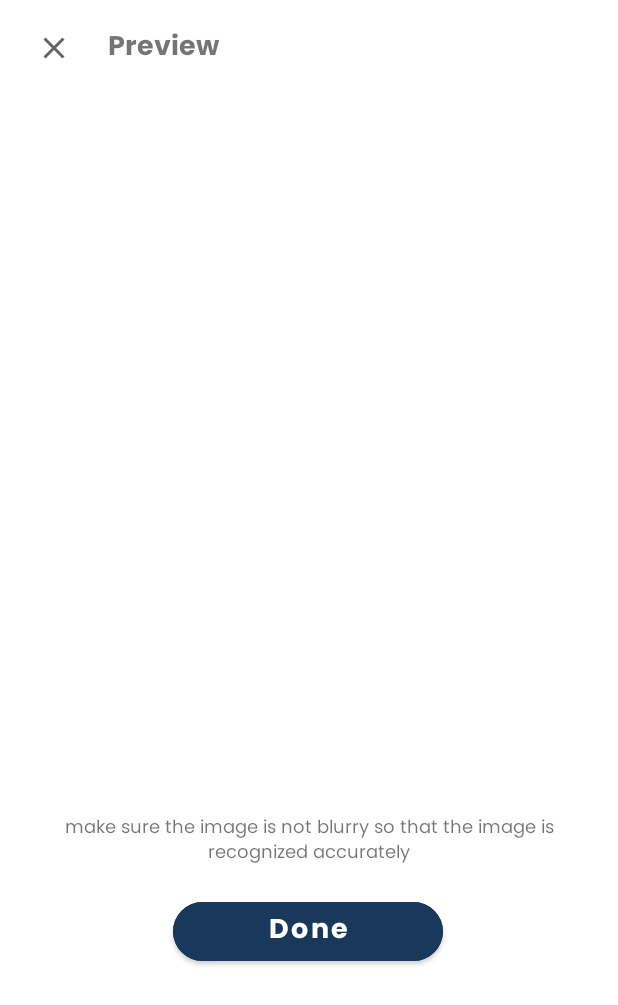
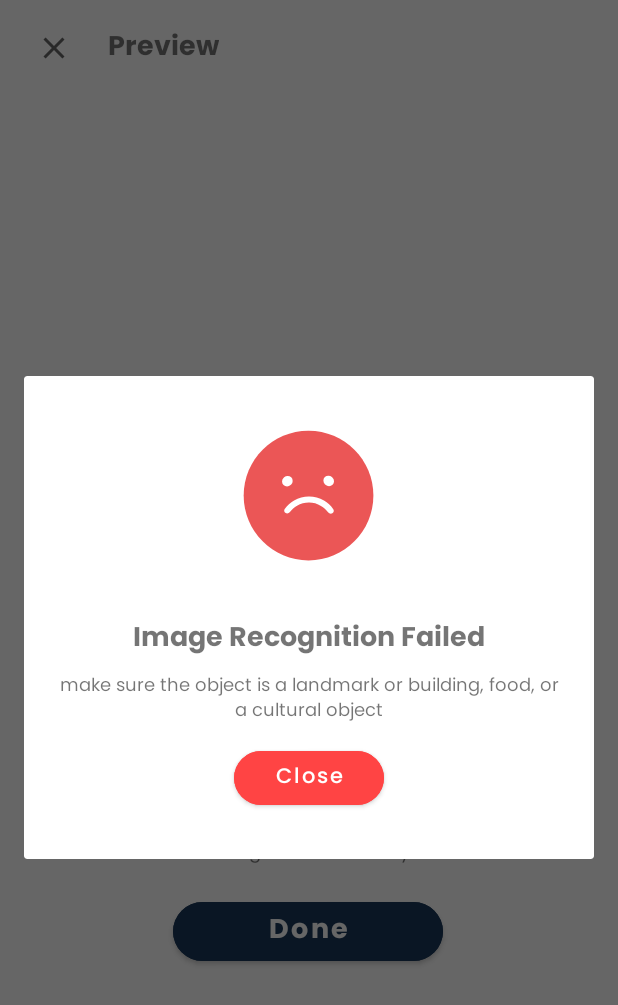
Before and after one commit to Capstone-C22-PS073/Frontend-Kotlin, an Android app: the PreviewCaptureActivity screen opened directly, with no data from a screen before it, after a tap on "Done", on a phone screen of 412 x 824 dp. Shown: the top 1005 px of the screen. Run offline under Robolectric (Android 15) with nearby library versions, the phone set to English and light mode, and no system bars; libraries missing offline, so code that uses them is left out: org.tensorflow.lite; pictures from the network do not load; 11 statements that could not run were skipped.

Commit message:
add functionality to get cultural object data from API right after get classname

```diff
--- a/app/src/main/AndroidManifest.xml
+++ b/app/src/main/AndroidManifest.xml
@@ -33,7 +33,7 @@
             </intent-filter>
         </activity>
         <activity
-            android:name=".view.PreviewCaptureActivity"
+            android:name=".view.preview.PreviewCaptureActivity"
             android:exported="false" />
         <activity
             android:name=".view.CameraActivity"
--- /dev/null
+++ b/app/src/main/java/com/capstonec22ps073/toursight/util/ErrorImageRecognitionFailedDialog.kt
@@ -0,0 +1,36 @@
+package com.capstonec22ps073.toursight.util
+
+import android.app.Activity
+import android.app.AlertDialog
+import android.view.Gravity
+import android.view.WindowManager
+import android.widget.Button
+import com.capstonec22ps073.toursight.R
+
+class ErrorImageRecognitionFailedDialog(private val mActivity: Activity): AlertDialog.Builder(mActivity) {
+    private lateinit var isDialog: AlertDialog
+
+    fun startDialogError() {
+        val mInflater = mActivity.layoutInflater
+        val dialogView = mInflater.inflate(R.layout.error_dialog_item, null)
+        val btn = dialogView.findViewById<Button>(R.id.btn_close)
+        btn.setOnClickListener {
+            dismissDialogError()
+        }
+
+        val mBuilder = AlertDialog.Builder(mActivity)
+        mBuilder.setView(dialogView)
+        mBuilder.setCancelable(false)
+
+        isDialog = mBuilder.create()
+
+        isDialog.window?.setLayout(WindowManager.LayoutParams.WRAP_CONTENT, WindowManager.LayoutParams.WRAP_CONTENT)
+        isDialog.window?.setGravity(Gravity.CENTER)
+
+        isDialog.show()
+    }
+
+    private fun dismissDialogError() {
+        isDialog.dismiss()
+    }
+}
--- a/app/src/main/java/com/capstonec22ps073/toursight/view/CameraActivity.kt
+++ b/app/src/main/java/com/capstonec22ps073/toursight/view/CameraActivity.kt
@@ -22,6 +22,7 @@ import com.capstonec22ps073.toursight.R
 import com.capstonec22ps073.toursight.databinding.ActivityCameraBinding
 import com.capstonec22ps073.toursight.util.LoadingDialog
 import com.capstonec22ps073.toursight.util.createFile
+import com.capstonec22ps073.toursight.view.preview.PreviewCaptureActivity
 import java.lang.Exception
 import java.util.concurrent.ExecutorService
 import java.util.concurrent.Executors
--- a/app/src/main/java/com/capstonec22ps073/toursight/view/PreviewCaptureActivity.kt
+++ /dev/null
@@ -1,131 +0,0 @@
-package com.capstonec22ps073.toursight.view
-
-import android.R.attr.bitmap
-import android.content.Context
-import android.content.ContextWrapper
-import android.content.res.AssetManager
-import android.graphics.Bitmap
-import android.graphics.BitmapFactory
-import android.media.ExifInterface
-import android.net.Uri
-import android.os.Build
-import android.os.Bundle
-import android.util.Log
-import android.view.View
-import androidx.annotation.RequiresApi
-import androidx.appcompat.app.AppCompatActivity
-import com.bumptech.glide.load.resource.bitmap.TransformationUtils.rotateImage
-import com.capstonec22ps073.toursight.databinding.ActivityPreviewCaptureBinding
-import com.capstonec22ps073.toursight.tflite.Classifier
-import com.capstonec22ps073.toursight.util.rotateBitmap
-import com.capstonec22ps073.toursight.util.uriToFile
-import org.tensorflow.lite.support.model.Model
-import java.io.File
-import java.io.FileOutputStream
-import java.io.OutputStream
-import java.util.*
-
-
-class PreviewCaptureActivity : AppCompatActivity() {
-    private var getFile: File? = null
-    private lateinit var binding: ActivityPreviewCaptureBinding
-
-    private val inputSize = 128
-    private val modelPath = "model.tflite"
-    private val labelPath = "label.txt"
-    private lateinit var classifier: Classifier
-
-    override fun onCreate(savedInstanceState: Bundle?) {
-        super.onCreate(savedInstanceState)
-        binding = ActivityPreviewCaptureBinding.inflate(layoutInflater)
-        setContentView(binding.root)
-        initClassifier()
-
-        val status = intent.getStringExtra("status")
-        if (status == "gallery") {
-            setImageFromGallery()
-        } else {
-            setImageFromCameraX()
-        }
-
-        binding.btnCancel.setOnClickListener { finish() }
-        binding.btnUpload.setOnClickListener {
-            val bitmap = BitmapFactory.decodeFile(getFile?.path)
-            val result = classifier.recognizeImage(bitmap)
-
-            Log.d("Hasil Result ", result?.get(0)?.title.toString() + String.format(" Confidence : %.2f",(result?.get(0)?.confidence)))
-        }
-
-    }
-
-    private fun initClassifier(){
-        classifier = Classifier(assets, modelPath, labelPath, inputSize)
-    }
-
-    private fun setImageFromCameraX() {
-        val myFile = intent.getSerializableExtra("picture") as File
-
-        val result: Bitmap
-
-        if (Build.VERSION.SDK_INT >= Build.VERSION_CODES.Q) {
-            val ie = ExifInterface(myFile)
-
-            val orientation = ie.getAttributeInt(
-                ExifInterface.TAG_ORIENTATION,
-                ExifInterface.ORIENTATION_UNDEFINED
-            )
-
-            result = when (orientation) {
-                ExifInterface.ORIENTATION_ROTATE_90 -> rotateImage(
-                    BitmapFactory.decodeFile(myFile.path),
-                    90
-                )
-                ExifInterface.ORIENTATION_ROTATE_180 -> rotateImage(
-                    BitmapFactory.decodeFile(myFile.path),
-                    180
-                )
-                ExifInterface.ORIENTATION_ROTATE_270 -> rotateImage(
-                    BitmapFactory.decodeFile(myFile.path),
-                    270
-                )
-                ExifInterface.ORIENTATION_NORMAL -> BitmapFactory.decodeFile(myFile.path)
-                else -> BitmapFactory.decodeFile(myFile.path)
-            }
-        } else {
-            result = rotateBitmap(
-                BitmapFactory.decodeFile(myFile.path)
-            )
-        }
-
-        showLoading(true)
-        getFile = convertBitmapToFile(result)
-        showLoading(false)
-        binding.previewImageView.setImageBitmap(result)
-    }
-
-    private fun setImageFromGallery() {
-        val selectedImg: Uri = intent.getParcelableExtra<Uri>("picture") as Uri
-        val myFile = uriToFile(selectedImg, this)
-        getFile = myFile
-        binding.previewImageView.setImageURI(selectedImg)
-    }
-
-    private fun convertBitmapToFile(bitmap: Bitmap): File {
-        val wrapper = ContextWrapper(this)
-        var file = wrapper.getDir("Images", Context.MODE_PRIVATE)
-        file = File(file, "${UUID.randomUUID()}.jpg")
-        val stream: OutputStream = FileOutputStream(file)
-        bitmap.compress(Bitmap.CompressFormat.JPEG, 25, stream)
-        stream.flush()
-        stream.close()
-        return file
-    }
-
-    private fun showLoading(status: Boolean) {
-        if (status) {
-            binding.progressCircular.visibility = View.VISIBLE
-        } else {
-            binding.progressCircular.visibility = View.INVISIBLE
-        }
-    }
-}
--- a/app/src/main/java/com/capstonec22ps073/toursight/view/category/CategoryActivity.kt
+++ b/app/src/main/java/com/capstonec22ps073/toursight/view/category/CategoryActivity.kt
@@ -132,7 +132,7 @@ class CategoryActivity : AppCompatActivity() {
             override fun onItemClicked(culturalObject: CulturalObject) {
                 val intent = Intent(this@CategoryActivity, DetailLandmarkActivity::class.java)
                 intent.putExtra(DetailLandmarkActivity.DATA, culturalObject)
-                intent.putExtra(DetailLandmarkActivity.STATUS, "passing data")
+                intent.putExtra(DetailLandmarkActivity.SOURCE, "recycle view")
                 startActivity(intent)
             }
         })
--- a/app/src/main/java/com/capstonec22ps073/toursight/view/home/HomeFragment.kt
+++ b/app/src/main/java/com/capstonec22ps073/toursight/view/home/HomeFragment.kt
@@ -131,7 +131,7 @@ class HomeFragment : Fragment() {
             override fun onItemClicked(culturalObject: CulturalObject) {
                 val intent = Intent(requireContext(), DetailLandmarkActivity::class.java)
                 intent.putExtra(DetailLandmarkActivity.DATA, culturalObject)
-                intent.putExtra(DetailLandmarkActivity.STATUS, "passing data")
+                intent.putExtra(DetailLandmarkActivity.SOURCE, "recycle view")
                 startActivity(intent)
             }
         })
--- a/app/src/main/java/com/capstonec22ps073/toursight/view/main/MainViewModelFactory.kt
+++ b/app/src/main/java/com/capstonec22ps073/toursight/view/main/MainViewModelFactory.kt
@@ -4,8 +4,8 @@ import androidx.lifecycle.ViewModel
 import androidx.lifecycle.ViewModelProvider
 import com.capstonec22ps073.toursight.repository.AuthRepository
 import com.capstonec22ps073.toursight.repository.CulturalObjectRepository
-import com.capstonec22ps073.toursight.view.category.CategoryActivity
 import com.capstonec22ps073.toursight.view.category.CategoryViewModel
+import com.capstonec22ps073.toursight.view.preview.PreviewViewModel
 import com.capstonec22ps073.toursight.view.search.SearchViewModel
 
 class MainViewModelFactory(
@@ -17,8 +17,10 @@ class MainViewModelFactory(
             return MainViewModel(culturalObjectRepository, authRepository) as T
         } else if (modelClass.isAssignableFrom(SearchViewModel::class.java)) {
             return SearchViewModel(authRepository, culturalObjectRepository) as T
-        } else if (modelClass.isAssignableFrom(CategoryActivity::class.java)) {
+        } else if (modelClass.isAssignableFrom(CategoryViewModel::class.java)) {
             return CategoryViewModel(authRepository, culturalObjectRepository) as T
+        } else if (modelClass.isAssignableFrom(PreviewViewModel::class.java)) {
+            return PreviewViewModel(authRepository, culturalObjectRepository) as T
         }
         throw IllegalArgumentException("Unknown ViewModel class: " + modelClass.name)
     }
--- /dev/null
+++ b/app/src/main/java/com/capstonec22ps073/toursight/view/preview/PreviewCaptureActivity.kt
@@ -0,0 +1,286 @@
+package com.capstonec22ps073.toursight.view.preview
+
+import android.content.Context
+import android.content.ContextWrapper
+import android.content.Intent
+import android.graphics.Bitmap
+import android.graphics.BitmapFactory
+import android.media.ExifInterface
+import android.net.Uri
+import android.os.Build
+import android.os.Bundle
+import android.util.Log
+import android.view.View
+import android.widget.Toast
+import androidx.appcompat.app.AlertDialog
+import androidx.appcompat.app.AppCompatActivity
+import androidx.datastore.core.DataStore
+import androidx.datastore.preferences.core.Preferences
+import androidx.datastore.preferences.preferencesDataStore
+import androidx.lifecycle.ViewModelProvider
+import com.bumptech.glide.load.resource.bitmap.TransformationUtils.rotateImage
+import com.capstonec22ps073.toursight.R
+import com.capstonec22ps073.toursight.data.AuthDataPreferences
+import com.capstonec22ps073.toursight.databinding.ActivityPreviewCaptureBinding
+import com.capstonec22ps073.toursight.repository.AuthRepository
+import com.capstonec22ps073.toursight.repository.CulturalObjectRepository
+import com.capstonec22ps073.toursight.tflite.Classifier
+import com.capstonec22ps073.toursight.util.ErrorImageRecognitionFailedDialog
+import com.capstonec22ps073.toursight.util.Resource
+import com.capstonec22ps073.toursight.util.rotateBitmap
+import com.capstonec22ps073.toursight.util.uriToFile
+import com.capstonec22ps073.toursight.view.detail.DetailLandmarkActivity
+import com.capstonec22ps073.toursight.view.main.MainViewModelFactory
+import okhttp3.MediaType.Companion.toMediaType
+import okhttp3.MediaType.Companion.toMediaTypeOrNull
+import okhttp3.MultipartBody
+import okhttp3.RequestBody.Companion.asRequestBody
+import okhttp3.RequestBody.Companion.toRequestBody
+import java.io.ByteArrayOutputStream
+import java.io.File
+import java.io.FileOutputStream
+import java.io.OutputStream
+import java.util.*
+
+private val Context.dataStore: DataStore<Preferences> by preferencesDataStore(name = "auth")
+
+class PreviewCaptureActivity : AppCompatActivity() {
+    private var getFile: File? = null
+    private lateinit var binding: ActivityPreviewCaptureBinding
+    private lateinit var viewModel: PreviewViewModel
+
+    private val inputSize = 128
+    private val modelPath = "model.tflite"
+    private val labelPath = "label.txt"
+    private lateinit var classifier: Classifier
+    private var token = ""
+    private var username = ""
+
+    override fun onCreate(savedInstanceState: Bundle?) {
+        super.onCreate(savedInstanceState)
+        binding = ActivityPreviewCaptureBinding.inflate(layoutInflater)
+        setContentView(binding.root)
+        initClassifier()
+
+        val pref = AuthDataPreferences.getInstance(dataStore)
+        viewModel = ViewModelProvider(
+            this,
+            MainViewModelFactory(AuthRepository(pref), CulturalObjectRepository())
+        ).get(
+            PreviewViewModel::class.java
+        )
+
+        viewModel.getUserToken().observe(this) { token ->
+            if (token != "") {
+                this.token = token
+            }
+        }
+
+        viewModel.getUsername().observe(this) { username ->
+            if (username != "") {
+                this.username = username
+            }
+        }
+
+        val status = intent.getStringExtra("status")
+        if (status == "gallery") {
+            setImageFromGallery()
+        } else {
+            setImageFromCameraX()
+        }
+
+        viewModel.culturalObject.observe(this) { response ->
+            when (response) {
+                is Resource.Loading -> {
+                    showLoading(true)
+                }
+                is Resource.Success -> {
+                    showLoading(false)
+                    response.data?.let { culturalObjectsResponse ->
+                        val intent = Intent(this, DetailLandmarkActivity::class.java)
+                        intent.putExtra(DetailLandmarkActivity.DATA, culturalObjectsResponse[0])
+                        intent.putExtra(DetailLandmarkActivity.SOURCE, "camera")
+                        startActivity(intent)
+                    }
+                }
+                is Resource.Error -> {
+                    showLoading(false)
+                    response.message?.let { message ->
+                        Log.e(TAG, "An error occured: $message")
+                        if (message == "Token expired" || message == "Wrong Token or expired Token") {
+                            AlertDialog.Builder(this)
+                                .setTitle(getString(R.string.error))
+                                .setMessage(getString(R.string.token_exp_message))
+                                .setCancelable(false)
+                                .setPositiveButton("Ok") { _, _ ->
+                                    viewModel.removeUserDataFromDataStore()
+                                }
+                                .show()
+                        } else {
+                            Toast.makeText(this, message, Toast.LENGTH_LONG).show()
+                        }
+                    }
+                }
+            }
+
+        }
+
+        viewModel.imageUploaded.observe(this) { imageResponse ->
+            when (imageResponse) {
+                is Resource.Loading -> {
+                    showLoading(true)
+                }
+                is Resource.Success -> {
+                    showLoading(false)
+                    imageResponse.data?.let { _ ->
+                        Log.d(TAG, "Image uploaded successfully")
+                    }
+                }
+                is Resource.Error -> {
+                    showLoading(false)
+                    imageResponse.message?.let { message ->
+                        Log.e(TAG, "An error occurred (image upload): $message")
+                        Toast.makeText(this, message, Toast.LENGTH_LONG).show()
+                    }
+                }
+            }
+        }
+
+        binding.btnCancel.setOnClickListener { finish() }
+        binding.btnUpload.setOnClickListener {
+            showLoading(true)
+            val bitmap = BitmapFactory.decodeFile(getFile?.path)
+            val result = classifier.recognizeImage(bitmap)
+
+            if (result.isEmpty()) {
+                showErrorImageRecognitionFailed()
+                Log.d("Hasil Result", "klasifikasi gagal")
+            } else {
+                viewModel.getCulturalObjectByClassname(this.token, result[0].title)
+                uploadImage()
+
+                Log.d(
+                    "Hasil Result",
+                    result[0].title + String.format(
+                        " Confidence : %.2f",
+                        (result[0].confidence)
+                    )
+                )
+
+            }
+            showLoading(false)
+        }
+
+    }
+
+    private fun uploadImage() {
+        val file = reduceFileImage(getFile as File)
+
+        val username =
+            this.username.toRequestBody("text/plain".toMediaType())
+
+        val requestImageFile = file.asRequestBody("image/jpg".toMediaTypeOrNull())
+        val imageMultipart: MultipartBody.Part = MultipartBody.Part.createFormData(
+            "image",
+            file.name,
+            requestImageFile
+        )
+
+        viewModel.uploadImage(this.token, imageMultipart, username)
+    }
+
+    private fun initClassifier() {
+        classifier = Classifier(assets, modelPath, labelPath, inputSize)
+    }
+
+    private fun setImageFromCameraX() {
+        val myFile = intent.getSerializableExtra("picture") as File
+
+        val result: Bitmap
+
+        if (Build.VERSION.SDK_INT >= Build.VERSION_CODES.Q) {
+            val ie = ExifInterface(myFile)
+
+            val orientation = ie.getAttributeInt(
+                ExifInterface.TAG_ORIENTATION,
+                ExifInterface.ORIENTATION_UNDEFINED
+            )
+
+            result = when (orientation) {
+                ExifInterface.ORIENTATION_ROTATE_90 -> rotateImage(
+                    BitmapFactory.decodeFile(myFile.path),
+                    90
+                )
+                ExifInterface.ORIENTATION_ROTATE_180 -> rotateImage(
+                    BitmapFactory.decodeFile(myFile.path),
+                    180
+                )
+                ExifInterface.ORIENTATION_ROTATE_270 -> rotateImage(
+                    BitmapFactory.decodeFile(myFile.path),
+                    270
+                )
+                ExifInterface.ORIENTATION_NORMAL -> BitmapFactory.decodeFile(myFile.path)
+                else -> BitmapFactory.decodeFile(myFile.path)
+            }
+        } else {
+            result = rotateBitmap(
+                BitmapFactory.decodeFile(myFile.path)
+            )
+        }
+
+        showLoading(true)
+        getFile = convertBitmapToFile(result)
+        showLoading(false)
+        binding.previewImageView.setImageBitmap(result)
+    }
+
+    private fun setImageFromGallery() {
+        val selectedImg: Uri = intent.getParcelableExtra<Uri>("picture") as Uri
+        val myFile = uriToFile(selectedImg, this)
+        getFile = myFile
+        binding.previewImageView.setImageURI(selectedImg)
+    }
+
+    private fun convertBitmapToFile(bitmap: Bitmap): File {
+        val wrapper = ContextWrapper(this)
+        var file = wrapper.getDir("Images", Context.MODE_PRIVATE)
+        file = File(file, "${UUID.randomUUID()}.jpg")
+        val stream: OutputStream = FileOutputStream(file)
+        bitmap.compress(Bitmap.CompressFormat.JPEG, 25, stream)
+        stream.flush()
+        stream.close()
+        return file
+    }
+
+    private fun reduceFileImage(file: File): File {
+        val bitmap = BitmapFactory.decodeFile(file.path)
+        var compressQuality = 100
+        var streamLength: Int
+        do {
+            val bmpStream = ByteArrayOutputStream()
+            bitmap.compress(Bitmap.CompressFormat.JPEG, compressQuality, bmpStream)
+            val bmpPicByteArray = bmpStream.toByteArray()
+            streamLength = bmpPicByteArray.size
+            compressQuality -= 5
+        } while (streamLength > 1000000)
+        bitmap.compress(Bitmap.CompressFormat.JPEG, compressQuality, FileOutputStream(file))
+        return file
+    }
+
+    private fun showErrorImageRecognitionFailed() {
+        val errorDialog = ErrorImageRecognitionFailedDialog(this)
+        errorDialog.startDialogError()
+    }
+
+    private fun showLoading(status: Boolean) {
+        if (status) {
+            binding.progressCircular.visibility = View.VISIBLE
+        } else {
+            binding.progressCircular.visibility = View.INVISIBLE
+        }
+    }
+
+    companion object {
+        private const val TAG = "PreviewActivity"
+    }
+}
--- a/app/src/main/java/com/capstonec22ps073/toursight/view/search/SearchActivity.kt
+++ b/app/src/main/java/com/capstonec22ps073/toursight/view/search/SearchActivity.kt
@@ -78,7 +78,7 @@ class SearchActivity : AppCompatActivity(), TextView.OnEditorActionListener, Vie
                 is Resource.Error -> {
                     hideProgressBar()
                     response.message?.let { message ->
-                        Log.e("SearchActivity", "An error occured: $message")
+                        Log.e(TAG, "An error occured: $message")
                         if (message == "Token expired" || message == "Wrong Token or expired Token") {
                             AlertDialog.Builder(this)
                                 .setTitle(getString(R.string.error))
@@ -154,7 +154,7 @@ class SearchActivity : AppCompatActivity(), TextView.OnEditorActionListener, Vie
             override fun onItemClicked(culturalObject: CulturalObject) {
                 val intent = Intent(this@SearchActivity, DetailLandmarkActivity::class.java)
                 intent.putExtra(DetailLandmarkActivity.DATA, culturalObject)
-                intent.putExtra(DetailLandmarkActivity.STATUS, "passing data")
+                intent.putExtra(DetailLandmarkActivity.SOURCE, "recycle view")
                 startActivity(intent)
             }
         })
--- a/app/src/main/java/com/capstonec22ps073/toursight/view/splash/SplashActivity.kt
+++ b/app/src/main/java/com/capstonec22ps073/toursight/view/splash/SplashActivity.kt
@@ -40,6 +40,7 @@ class SplashActivity : AppCompatActivity() {
                     Intent(this, OnBoardingActivity::class.java)
                 }
                 startActivity(intent)
+                finish()
             }
         }
     }
--- a/app/src/main/res/layout/activity_preview_capture.xml
+++ b/app/src/main/res/layout/activity_preview_capture.xml
@@ -4,7 +4,7 @@
     xmlns:tools="http://schemas.android.com/tools"
     android:layout_width="match_parent"
     android:layout_height="match_parent"
-    tools:context=".view.PreviewCaptureActivity">
+    tools:context=".view.preview.PreviewCaptureActivity">
 
     <ImageView
         android:id="@+id/btn_cancel"
@@ -75,6 +75,7 @@
         android:layout_width="wrap_content"
         android:layout_height="wrap_content"
         android:visibility="gone"
+        android:translationZ="5dp"
         android:elevation="2dp"
         app:layout_constraintBottom_toBottomOf="parent"
         app:layout_constraintEnd_toEndOf="parent"
--- /dev/null
+++ b/app/src/main/res/layout/error_dialog_item.xml
@@ -0,0 +1,45 @@
+<?xml version="1.0" encoding="utf-8"?>
+<LinearLayout xmlns:android="http://schemas.android.com/apk/res/android"
+    xmlns:app="http://schemas.android.com/apk/res-auto"
+    android:orientation="vertical"
+    android:layout_width="wrap_content"
+    android:layout_height="wrap_content"
+    android:gravity="center"
+    android:paddingVertical="30dp">
+
+    <com.airbnb.lottie.LottieAnimationView
+        android:id="@+id/lottie_empty_content"
+        android:layout_width="100dp"
+        android:layout_height="100dp"
+        app:lottie_autoPlay="true"
+        app:lottie_loop="true"
+        app:lottie_rawRes="@raw/lottie_error_occurred" />
+
+    <TextView
+        android:layout_width="wrap_content"
+        android:layout_height="wrap_content"
+        style="@style/HeaderText"
+        android:layout_marginTop="30dp"
+        android:text="@string/image_recognition_failed_title" />
+
+    <TextView
+        android:layout_width="wrap_content"
+        android:layout_height="wrap_content"
+        style="@style/DescriptionText"
+        android:layout_marginTop="5dp"
+        android:layout_marginHorizontal="20dp"
+        android:textAlignment="center"
+        android:text="@string/image_recognition_failed_message" />
+
+    <com.google.android.material.button.MaterialButton
+        android:id="@+id/btn_close"
+        android:layout_width="100dp"
+        android:layout_height="wrap_content"
+        android:layout_marginTop="10dp"
+        android:fontFamily="@font/poppins_medium"
+        android:text="@string/close"
+        android:textAllCaps="false"
+        android:backgroundTint="@android:color/holo_red_light"
+        android:textColor="@android:color/white"
+        app:cornerRadius="40dp" />
+</LinearLayout>
--- a/app/src/main/res/values/strings.xml
+++ b/app/src/main/res/values/strings.xml
@@ -70,6 +70,9 @@
     <string name="icon_history">Icon history</string>
     <string name="history">History</string>
     <string name="go_to_maps">Find Location</string>
+    <string name="close">Close</string>
+    <string name="image_recognition_failed_title">Image Recognition Failed</string>
+    <string name="image_recognition_failed_message">make sure the object is a landmark or building, food, or a cultural object</string>
 
     <string-array name="data_landmark_name">
         <item>Monas</item>
```
Also changed, not shown: app/src/main/java/com/capstonec22ps073/toursight/api/ApiService.kt (+17 -0 lines), app/src/main/java/com/capstonec22ps073/toursight/api/Response.kt (+12 -1 lines), app/src/main/java/com/capstonec22ps073/toursight/repository/CulturalObjectRepository.kt (+9 -1 lines), app/src/main/java/com/capstonec22ps073/toursight/view/detail/DetailLandmarkActivity.kt (+15 -9 lines), app/src/main/java/com/capstonec22ps073/toursight/view/preview/PreviewViewModel.kt (added, +85 -0 lines), app/src/main/res/raw/lottie_error_occurred.json (added, +1 -0 lines), 1 other file.
